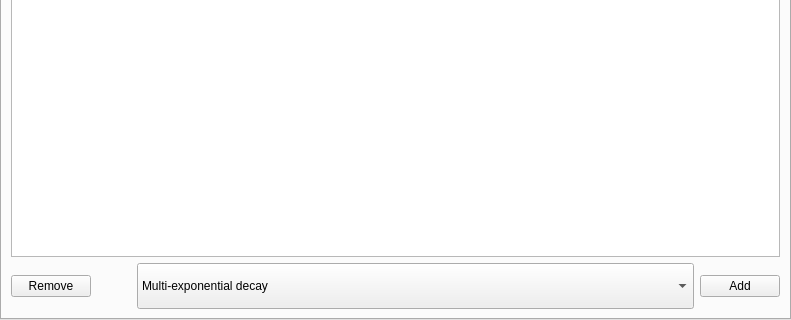
Above: FLIMfitLibrary/FLIMfitQT/FittingParametersWidget.ui from flimfit/FLIMfit before the change; both pictures show x 0 to 791 and y 275 to 595 of the 791 by 595 pixel window. Below: the same form after it.
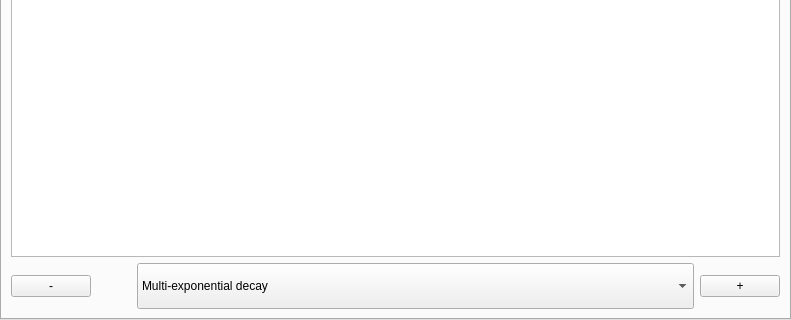
That is the form after the change.

The edit to the form file:
```diff
--- a/FLIMfitLibrary/FLIMfitQT/FittingParametersWidget.ui
+++ b/FLIMfitLibrary/FLIMfitQT/FittingParametersWidget.ui
@@ -48,7 +48,7 @@
          <item>
           <widget class="QPushButton" name="remove_group_button">
            <property name="text">
-            <string>Remove</string>
+            <string>-</string>
            </property>
           </widget>
          </item>
@@ -93,7 +93,7 @@
          <item>
           <widget class="QPushButton" name="add_group_button">
            <property name="text">
-            <string>Add</string>
+            <string>+</string>
            </property>
           </widget>
          </item>
```
